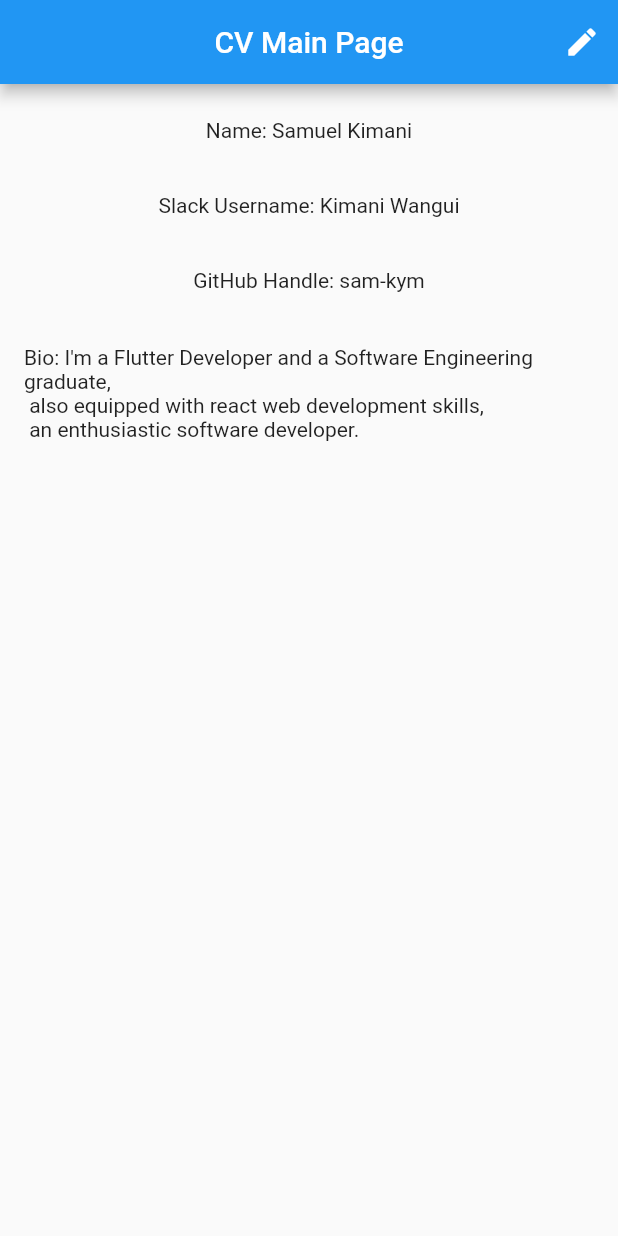
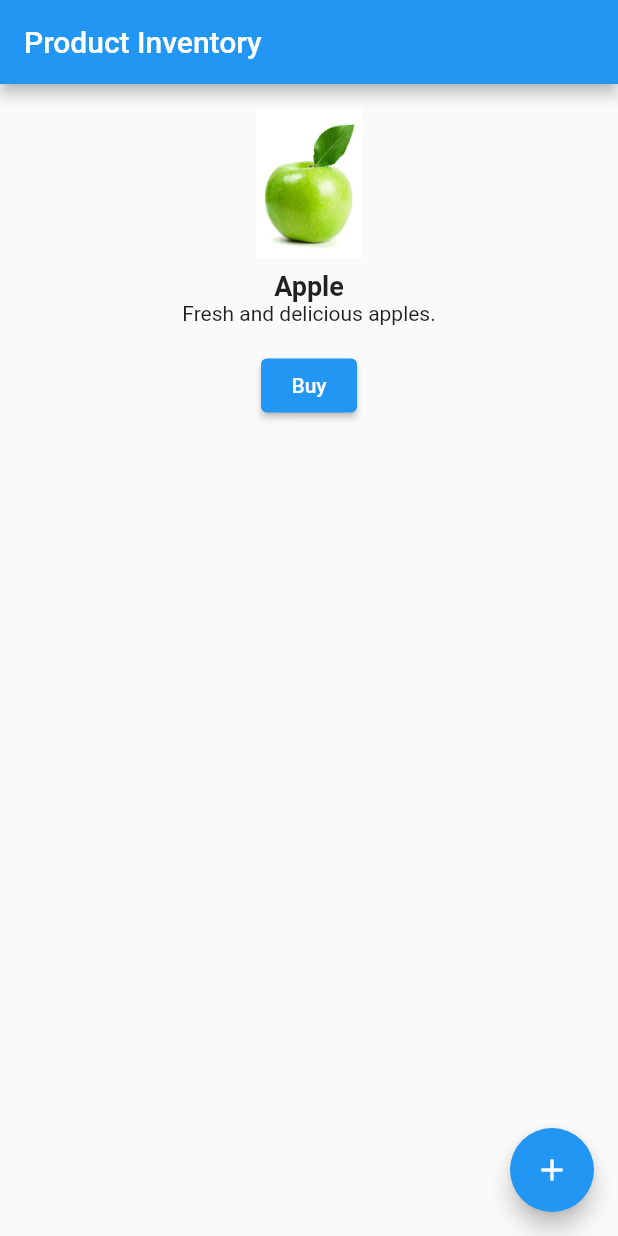
Before and after one commit to sam-kym/task, a Flutter app: the screen it shows after launch, on a phone screen of 412 x 824 dp. Run offline on Flutter 3.47's test engine with Material 2 defaults, Android fonts, the phone set to English and light mode, and no system bars.

Commit message:
product list

```diff
--- /dev/null
+++ b/lib/features/apple_model.dart
@@ -0,0 +1,8 @@
+class ProductApple {
+  final String name;
+  final int quantity;
+  final String imageAsset;
+  final String description;
+
+  ProductApple(this.name, this.quantity, this.imageAsset, this.description);
+}
--- /dev/null
+++ b/lib/features/apple_provider.dart
@@ -0,0 +1,25 @@
+import 'package:action/features/apple_model.dart';
+import 'package:flutter/cupertino.dart';
+
+class AppleProvider with ChangeNotifier {
+  final List<ProductApple> _products = [
+    ProductApple(
+      'Apple',
+      35,
+      'assets/images/apple.jpeg', // Add the path to your apple image asset
+      'Fresh and delicious apples.',
+    ),
+  ];
+
+  List<ProductApple> get products => _products;
+
+  void addProduct(ProductApple product) {
+    _products.add(product);
+    notifyListeners();
+  }
+
+  void removeProduct(int index) {
+    _products.removeAt(index);
+    notifyListeners();
+  }// ... (other methods remain the same)
+}
--- /dev/null
+++ b/lib/features/apple_state.dart
@@ -0,0 +1,53 @@
+import 'package:flutter/material.dart';
+import 'package:provider/provider.dart';
+
+import 'apple_provider.dart';
+
+class AppleList extends StatelessWidget {
+  @override
+  Widget build(BuildContext context) {
+    final productProvider = Provider.of<AppleProvider>(context);
+
+    return ListView.builder(
+      itemCount: productProvider.products.length,
+      itemBuilder: (context, index) {
+        final product = productProvider.products[index];
+
+        return Column(
+          children: [
+            Container(
+              padding: const EdgeInsets.all(16.0),
+              child: Column(
+                children: [
+                  Image.asset(
+                    product.imageAsset,
+                    width: 100, // Adjust the size as needed
+                    height: 100,
+                  ),
+                  const SizedBox(height: 8.0),
+                  Text(
+                    product.name,
+                    style: const TextStyle(fontSize: 18.0, fontWeight: FontWeight.bold),
+                  ),
+                  Text(
+                    product.description,
+                    style: const TextStyle(fontSize: 14.0),
+                  ),
+                ],
+              ),
+            ),
+            if (product.quantity > 0)
+              ElevatedButton(
+                onPressed: () {
+                  productProvider.removeProduct(index);
+                },
+                child: const Text('Buy'),
+              )
+            else
+              const Text('Out of Stock'),
+          ],
+        );
+      },
+    );
+  }
+}
--- /dev/null
+++ b/lib/features/product_provider.dart
@@ -0,0 +1,18 @@
+import 'package:action/features/products_model.dart';
+import 'package:flutter/material.dart';
+
+class ProductProvider with ChangeNotifier {
+  List<Product> _products = [];
+
+  List<Product> get products => _products;
+
+  void addProduct(Product product) {
+    _products.add(product);
+    notifyListeners();
+  }
+
+  void removeProduct(int index) {
+    _products.removeAt(index);
+    notifyListeners();
+  }
+}
--- /dev/null
+++ b/lib/features/products_model.dart
@@ -0,0 +1,6 @@
+class Product {
+  final String name;
+  final int quantity;
+
+  Product(this.name, this.quantity);
+}
--- a/lib/main.dart
+++ b/lib/main.dart
@@ -1,6 +1,8 @@
+import 'package:action/features/apple_provider.dart';
 import 'package:flutter/material.dart';
+import 'package:provider/provider.dart';
 
-import 'cv.dart';
+import 'features/product.dart';
 
 void main() {
   runApp(MyApp());
@@ -9,14 +11,14 @@ void main() {
 class MyApp extends StatelessWidget {
   @override
   Widget build(BuildContext context) {
-    return MaterialApp(
-      debugShowCheckedModeBanner: false,
-      title: 'CV App',
-      theme: ThemeData(
-        primarySwatch: Colors.blue,
-      ),
-      home: SafeArea(
-        child: CVView(),
+    return ChangeNotifierProvider(
+      create: (context) => AppleProvider(),
+      child: MaterialApp(
+        title: 'Product Inventory App',
+        theme: ThemeData(
+          primarySwatch: Colors.blue,
+        ),
+        home: MyHomePage(),
       ),
     );
   }
--- a/pubspec.yaml
+++ b/pubspec.yaml
@@ -35,6 +35,7 @@ dependencies:
   # The following adds the Cupertino Icons font to your application.
   # Use with the CupertinoIcons class for iOS style icons.
   cupertino_icons: ^1.0.2
+  provider: ^6.0.5
 
 dev_dependencies:
   flutter_test:
@@ -58,8 +59,8 @@ flutter:
   # the material Icons class.
   uses-material-design: true
 
-  # To add assets to your application, add an assets section, like this:
-  # assets:
+  assets:
+    - assets/images/
   #   - images/a_dot_burr.jpeg
   #   - images/a_dot_ham.jpeg
 
```
Also changed, not shown: lib/features/product.dart (added, +122 -0 lines), lib/list.dart (added, +40 -0 lines), assets/images/apple.jpeg (added), pubspec.lock, 1 other file.
